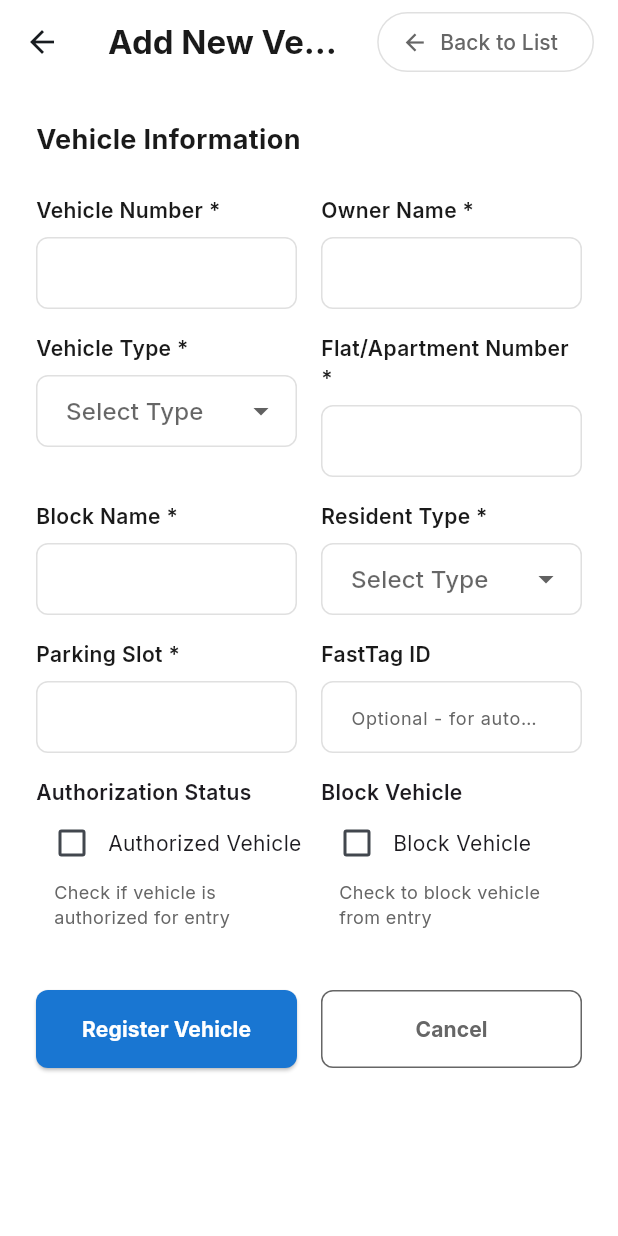
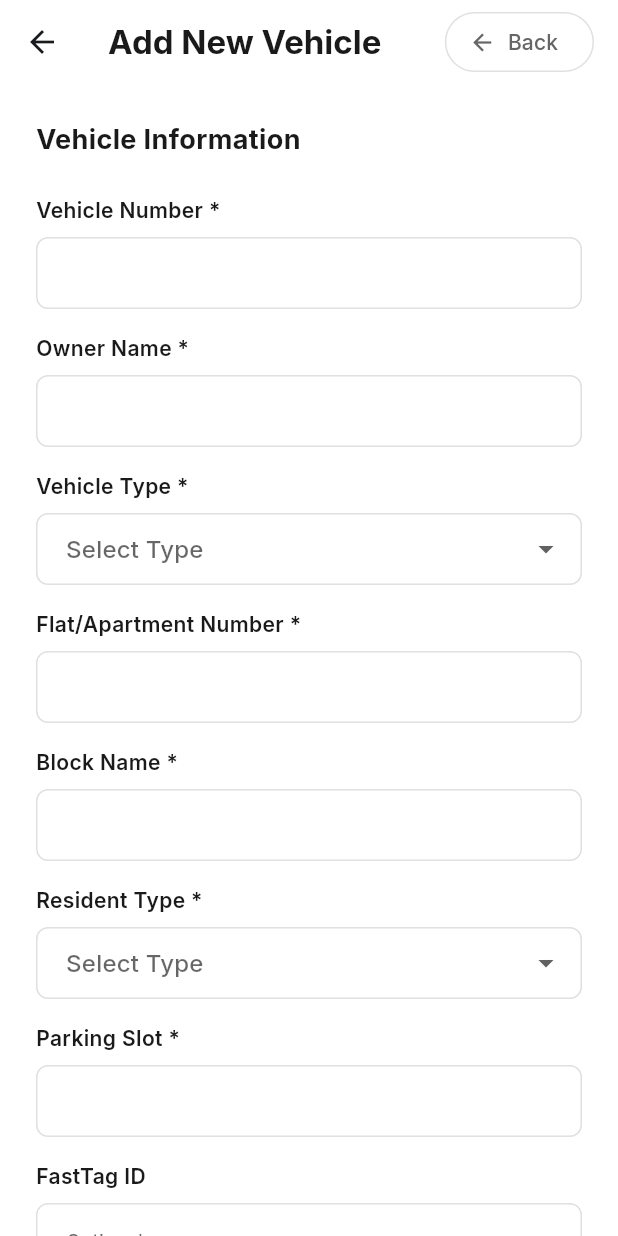
Before and after one commit to nallajayanth/bluesprings_supabase, a Flutter app: the AddVehicleScreen screen opened directly, on a phone screen of 412 x 824 dp. Run offline on Flutter 3.47's test engine with Material 3 defaults, Android fonts, the phone set to English and light mode, and no system bars; our stand-ins replace animate_do, fl_chart, google_fonts, supabase_flutter; accounts and stored records are empty.

Commit message:
vehicle registration screen also displaying perfectly

```diff
--- a/lib/features/vehicle_registration/screens/add_vehicle_screen.dart
+++ b/lib/features/vehicle_registration/screens/add_vehicle_screen.dart
@@ -149,6 +149,7 @@ class _AddVehicleScreenState extends State<AddVehicleScreen> {
             color: AppColors.textPrimary,
             fontWeight: FontWeight.bold,
           ),
+          overflow: TextOverflow.ellipsis,
         ),
         actions: [
           Padding(
@@ -156,7 +157,7 @@ class _AddVehicleScreenState extends State<AddVehicleScreen> {
             child: OutlinedButton.icon(
               onPressed: () => Navigator.pop(context),
               icon: const Icon(Icons.arrow_back, size: 18),
-              label: const Text('Back to List'),
+              label: const Text('Back'), // Shortened text
               style: OutlinedButton.styleFrom(
                 foregroundColor: AppColors.textSecondary,
                 side: const BorderSide(color: AppColors.inputBorder),
@@ -165,7 +166,12 @@ class _AddVehicleScreenState extends State<AddVehicleScreen> {
           ),
         ],
       ),
-      body: SingleChildScrollView(
+      body: LayoutBuilder(
+        builder: (context, constraints) {
+          // Check available width. If < 600, use single column for better mobile experience
+          final bool isNarrow = constraints.maxWidth < 600;
+
+          return SingleChildScrollView(
             padding: const EdgeInsets.all(24.0),
             child: Form(
               key: _formKey,
@@ -181,36 +187,41 @@ class _AddVehicleScreenState extends State<AddVehicleScreen> {
                     ),
                   ),
                   const SizedBox(height: 24),
-              _buildRow(
+
+                  // Form Fields
+                  _buildResponsiveRow(
+                    isNarrow,
                     _buildTextField('Vehicle Number *', _vehicleNumberController),
                     _buildTextField('Owner Name *', _ownerNameController),
                   ),
                   const SizedBox(height: 16),
-              _buildRow(
+                  _buildResponsiveRow(
+                    isNarrow,
                     _buildDropdown('Vehicle Type *', _vehicleTypes, _selectedVehicleType, (val) {
                       setState(() => _selectedVehicleType = val);
                     }),
                     _buildTextField('Flat/Apartment Number *', _flatNumberController),
                   ),
                   const SizedBox(height: 16),
-              _buildRow(
+                  _buildResponsiveRow(
+                    isNarrow,
                     _buildTextField('Block Name *', _blockNameController),
                     _buildDropdown('Resident Type *', _residentTypes, _selectedResidentType, (val) {
                       setState(() => _selectedResidentType = val);
                     }),
                   ),
                   const SizedBox(height: 16),
-              _buildRow(
+                  _buildResponsiveRow(
+                    isNarrow,
                     _buildTextField('Parking Slot *', _parkingSlotController),
                     _buildTextField('FastTag ID', _fastTagIdController, isOptional: true),
                   ),
                   const SizedBox(height: 16),
 
                   // Checkboxes
-              Row(
-                children: [
-                  Expanded(
-                    child: Column(
+                  _buildResponsiveRow(
+                    isNarrow,
+                     Column(
                       crossAxisAlignment: CrossAxisAlignment.start,
                       children: [
                         const Text('Authorization Status', style: TextStyle(fontWeight: FontWeight.w600)),
@@ -221,7 +232,7 @@ class _AddVehicleScreenState extends State<AddVehicleScreen> {
                               onChanged: (val) => setState(() => _isAuthorized = val!),
                               activeColor: AppColors.gradientStart,
                             ),
-                            const Text('Authorized Vehicle'),
+                            const Expanded(child: Text('Authorized Vehicle', overflow: TextOverflow.ellipsis)),
                           ],
                         ),
                         const Padding(
@@ -233,10 +244,7 @@ class _AddVehicleScreenState extends State<AddVehicleScreen> {
                         ),
                       ],
                     ),
-                  ),
-                  const SizedBox(width: 16),
-                  Expanded(
-                    child: Column(
+                    Column(
                       crossAxisAlignment: CrossAxisAlignment.start,
                       children: [
                         const Text('Block Vehicle', style: TextStyle(fontWeight: FontWeight.w600)),
@@ -247,7 +255,7 @@ class _AddVehicleScreenState extends State<AddVehicleScreen> {
                               onChanged: (val) => setState(() => _isBlocked = val!),
                               activeColor: Colors.red,
                             ),
-                            const Text('Block Vehicle'),
+                            const Expanded(child: Text('Block Vehicle', overflow: TextOverflow.ellipsis)),
                           ],
                         ),
                         const Padding(
@@ -259,8 +267,6 @@ class _AddVehicleScreenState extends State<AddVehicleScreen> {
                         ),
                       ],
                     ),
-                  ),
-                ],
                   ),
 
                   const SizedBox(height: 40),
@@ -312,11 +318,22 @@ class _AddVehicleScreenState extends State<AddVehicleScreen> {
                 ],
               ),
             ),
+          );
+        },
       ),
     );
   }
 
-  Widget _buildRow(Widget child1, Widget child2) {
+  Widget _buildResponsiveRow(bool isNarrow, Widget child1, Widget child2) {
+    if (isNarrow) {
+      return Column(
+        children: [
+          child1,
+          const SizedBox(height: 16),
+          child2,
+        ],
+      );
+    } else {
       return Row(
         crossAxisAlignment: CrossAxisAlignment.start,
         children: [
@@ -325,6 +342,7 @@ class _AddVehicleScreenState extends State<AddVehicleScreen> {
           Expanded(child: child2),
         ],
       );
+    }
   }
 
   Widget _buildTextField(String label, TextEditingController controller, {bool isOptional = false}) {
@@ -360,7 +378,7 @@ class _AddVehicleScreenState extends State<AddVehicleScreen> {
               borderRadius: BorderRadius.circular(8),
               borderSide: const BorderSide(color: AppColors.inputBorder),
             ),
-            hintText: isOptional ? 'Optional - for automatic toll payments' : null,
+            hintText: isOptional ? 'Optional' : null, // Shortened hint
             hintStyle: const TextStyle(color: AppColors.textSecondary, fontSize: 12),
           ),
         ),
@@ -398,8 +416,9 @@ class _AddVehicleScreenState extends State<AddVehicleScreen> {
               borderSide: const BorderSide(color: AppColors.inputBorder),
             ),
           ),
-          hint: const Text('Select Type'),
-          items: items.map((e) => DropdownMenuItem(value: e, child: Text(e))).toList(),
+          isExpanded: true, // Make dropdown content expanded
+          hint: const Text('Select Type', overflow: TextOverflow.ellipsis),
+          items: items.map((e) => DropdownMenuItem(value: e, child: Text(e, overflow: TextOverflow.ellipsis))).toList(),
         ),
       ],
     );
--- a/lib/features/vehicle_registration/screens/vehicle_registration_screen.dart
+++ b/lib/features/vehicle_registration/screens/vehicle_registration_screen.dart
@@ -138,14 +138,18 @@ class _VehicleRegistrationScreenState extends State<VehicleRegistrationScreen> {
                 Row(
                   mainAxisAlignment: MainAxisAlignment.spaceBetween,
                   children: [
-                  const Text(
+                    const Expanded(
+                      child: Text(
                         'Vehicle Registration',
                         style: TextStyle(
                           fontSize: 28,
                           fontWeight: FontWeight.bold,
                           color: AppColors.textPrimary,
                         ),
+                        overflow: TextOverflow.ellipsis,
                       ),
+                    ),
+                    const SizedBox(width: 8),
                     ElevatedButton.icon(
                       onPressed: () async {
                         final result = await Navigator.push(
@@ -158,12 +162,12 @@ class _VehicleRegistrationScreenState extends State<VehicleRegistrationScreen> {
                       },
                       icon: const Icon(Icons.add, color: Colors.white, size: 20),
                       label: const Text(
-                      'Add New Vehicle',
+                        'Add',
                         style: TextStyle(color: Colors.white, fontWeight: FontWeight.bold),
                       ),
                       style: ElevatedButton.styleFrom(
                         backgroundColor: const Color(0xFF1976D2), // Standard Blue
-                      padding: const EdgeInsets.symmetric(horizontal: 20, vertical: 12),
+                        padding: const EdgeInsets.symmetric(horizontal: 16, vertical: 12),
                         shape: RoundedRectangleBorder(
                           borderRadius: BorderRadius.circular(8),
                         ),
```
Lines whose indentation alone changed are shown as unchanged.
